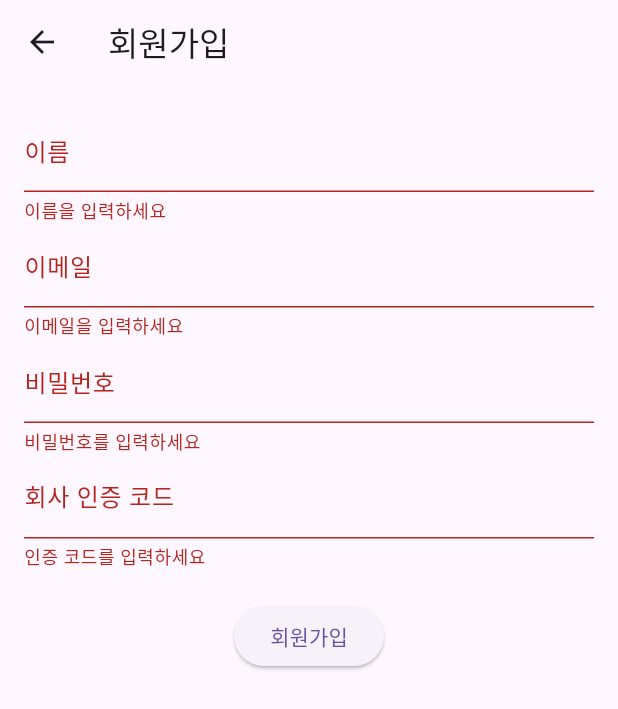
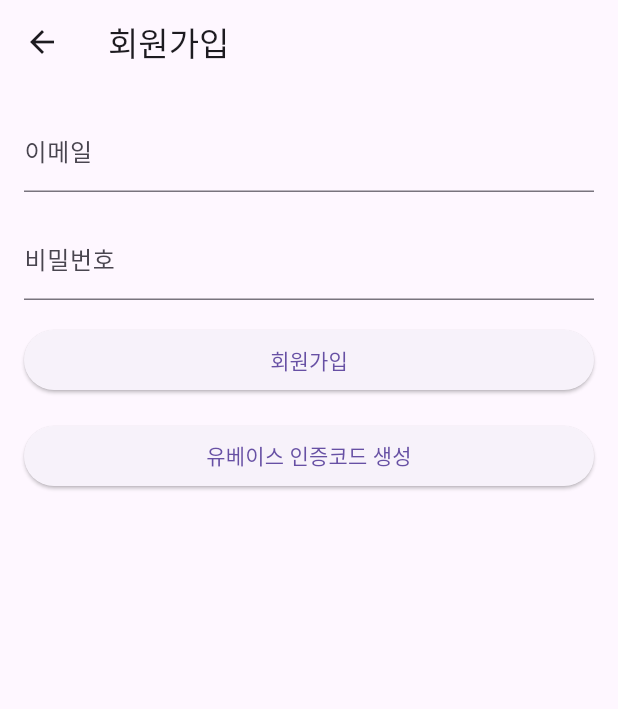
Before and after one commit to K-Roon/Food_recommend, a Flutter app: the SignUpPage screen opened directly, after a tap on "회원가입", on a phone screen of 412 x 824 dp. Shown: the top 709 px of the screen. Run offline on Flutter 3.47's test engine with Material 3 defaults, Android fonts, the phone set to English and light mode, and no system bars; our stand-ins replace cloud_firestore, firebase_auth, firebase_core; accounts and stored records are empty.

Commit message:
코드 대거 수정

```diff
--- a/lib/SignUpPage.dart
+++ /dev/null
@@ -1,122 +0,0 @@
-import 'package:cloud_firestore/cloud_firestore.dart';
-import 'package:firebase_auth/firebase_auth.dart';
-import 'package:flutter/material.dart';
-
-class SignUpPage extends StatefulWidget {
-  @override
-  _SignUpPageState createState() => _SignUpPageState();
-}
-
-class _SignUpPageState extends State<SignUpPage> {
-  final _formKey = GlobalKey<FormState>();
-  final _emailController = TextEditingController();
-  final _passwordController = TextEditingController();
-  final _authCodeController = TextEditingController();
-  final _nameController = TextEditingController();
-
-  Future<void> _signUp() async {
-    if (_formKey.currentState!.validate()) {
-      try {
-        // 입력된 인증 코드 확인
-        String inputAuthCode = _authCodeController.text.trim();
-        QuerySnapshot companySnapshot = await FirebaseFirestore.instance
-            .collection('companies')
-            .where('authCode', isEqualTo: inputAuthCode)
-            .get();
-
-        if (companySnapshot.docs.isNotEmpty) {
-          // 인증 코드가 유효한 경우 회원가입 진행
-          UserCredential userCredential = await FirebaseAuth.instance
-              .createUserWithEmailAndPassword(
-            email: _emailController.text,
-            password: _passwordController.text,
-          );
-
-          // Firestore에 사용자 정보 저장
-          await FirebaseFirestore.instance
-              .collection('users')
-              .doc(userCredential.user!.uid)
-              .set({
-            'email': _emailController.text,
-            'name': _nameController.text,
-            'companyId': companySnapshot.docs.first.id,
-            'role': 'user', // 기본 역할을 'user'로 설정
-          });
-
-          Navigator.pop(context);
-        } else {
-          // 인증 코드가 유효하지 않은 경우
-          ScaffoldMessenger.of(context).showSnackBar(
-            SnackBar(content: Text('유효하지 않은 인증 코드입니다.')),
-          );
-        }
-      } catch (e) {
-        // 에러 처리
-        print('회원가입 중 오류 발생: $e');
-      }
-    }
-  }
-
-  @override
-  Widget build(BuildContext context) {
-    return Scaffold(
-      appBar: AppBar(title: Text('회원가입')),
-      body: Form(
-        key: _formKey,
-        child: SingleChildScrollView(
-          padding: const EdgeInsets.all(16.0),
-          child: Column(
-            children: [
-              TextFormField(
-                controller: _nameController,
-                decoration: InputDecoration(labelText: '이름'),
-                validator: (value) {
-                  if (value == null || value.isEmpty) {
-                    return '이름을 입력하세요';
-                  }
-                  return null;
-                },
-              ),
-              TextFormField(
-                controller: _emailController,
-                decoration: InputDecoration(labelText: '이메일'),
-                validator: (value) {
-                  if (value == null || value.isEmpty) {
-                    return '이메일을 입력하세요';
-                  }
-                  return null;
-                },
-              ),
-              TextFormField(
-                controller: _passwordController,
-                decoration: InputDecoration(labelText: '비밀번호'),
-                obscureText: true,
-                validator: (value) {
-                  if (value == null || value.isEmpty) {
-                    return '비밀번호를 입력하세요';
-                  }
-                  return null;
-                },
-              ),
-              TextFormField(
-                controller: _authCodeController,
-                decoration: InputDecoration(labelText: '회사 인증 코드'),
-                validator: (value) {
-                  if (value == null || value.isEmpty) {
-                    return '인증 코드를 입력하세요';
-                  }
-                  return null;
-                },
-              ),
-              SizedBox(height: 20),
-              ElevatedButton(
-                onPressed: _signUp,
-                child: Text('회원가입'),
-              ),
-            ],
-          ),
-        ),
-      ),
-    );
-  }
-}
--- a/lib/main.dart
+++ b/lib/main.dart
@@ -1,6 +1,7 @@
 import 'package:firebase_core/firebase_core.dart';
 import 'package:flutter/material.dart';
 import 'package:food_recommend/AuthenticationWrapper.dart';
+import 'package:food_recommend/services/AuthenticationWrapper.dart';
 
 void main() async {
   WidgetsFlutterBinding.ensureInitialized();
--- /dev/null
+++ b/lib/screens/SignUpPage.dart
@@ -0,0 +1,69 @@
+import 'package:flutter/material.dart';
+
+class SignUpPage extends StatelessWidget {
+  @override
+  Widget build(BuildContext context) {
+    return Scaffold(
+      appBar: AppBar(
+        title: Text('회원가입'),
+      ),
+      body: Padding(
+        padding: const EdgeInsets.all(16.0),
+        child: Column(
+          crossAxisAlignment: CrossAxisAlignment.stretch,
+          children: [
+            // 기존 회원가입 입력 필드와 버튼
+            TextField(
+              decoration: InputDecoration(
+                labelText: '이메일',
+              ),
+            ),
+            SizedBox(height: 16),
+            TextField(
+              decoration: InputDecoration(
+                labelText: '비밀번호',
+              ),
+              obscureText: true,
+            ),
+            SizedBox(height: 16),
+            ElevatedButton(
+              onPressed: () {
+                // 회원가입 로직 실행
+              },
+              child: Text('회원가입'),
+            ),
+            SizedBox(height: 16),
+
+            // 추가된 인증코드 생성 버튼
+            ElevatedButton(
+              onPressed: () {
+                final code = _generateAuthCode();
+                showDialog(
+                  context: context,
+                  builder: (context) => AlertDialog(
+                    title: Text('인증코드'),
+                    content: Text('인증코드: $code'),
+                    actions: [
+                      TextButton(
+                        onPressed: () => Navigator.pop(context),
+                        child: Text('확인'),
+                      ),
+                    ],
+                  ),
+                );
+              },
+              child: Text('유베이스 인증코드 생성'),
+            ),
+          ],
+        ),
+      ),
+    );
+  }
+
+  // 인증코드 생성 함수
+  String _generateAuthCode() {
+    const allowedChars = 'ABCDEFGHIJKLMNOPQRSTUVWXYZ0123456789';
+    return List.generate(6, (index) => allowedChars[(allowedChars.length * index / 6).toInt()])
+        .join();
+  }
+}
--- a/lib/AuthenticationWrapper.dart
+++ b/lib/services/AuthenticationWrapper.dart
@@ -1,9 +1,7 @@
 import 'package:firebase_auth/firebase_auth.dart';
 import 'package:flutter/material.dart';
-import 'package:food_recommend/AdminPage.dart';
-import 'package:food_recommend/HomePage.dart';
-import 'package:food_recommend/LoginPage.dart';
-import 'package:food_recommend/UserPage.dart';
+import 'package:food_recommend/screens/HomePage.dart';
+import 'package:food_recommend/screens/LoginPage.dart';
 
 class AuthenticationWrapper extends StatelessWidget {
   @override
```
Also changed, not shown: lib/AdminPage.dart (deleted, +0 -177 lines), lib/screens/AdminPage.dart (added, +179 -0 lines), lib/screens/HomePage.dart (renamed from lib/HomePage.dart, +6 -3 lines), lib/screens/UserPage.dart (renamed from lib/UserPage.dart, +38 -3 lines), lib/screens/LoginPage.dart (renamed from lib/LoginPage.dart), 2 other files.
